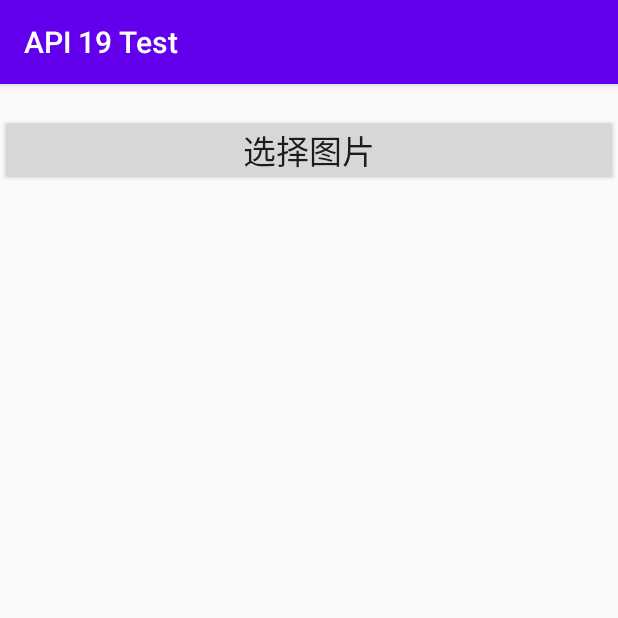
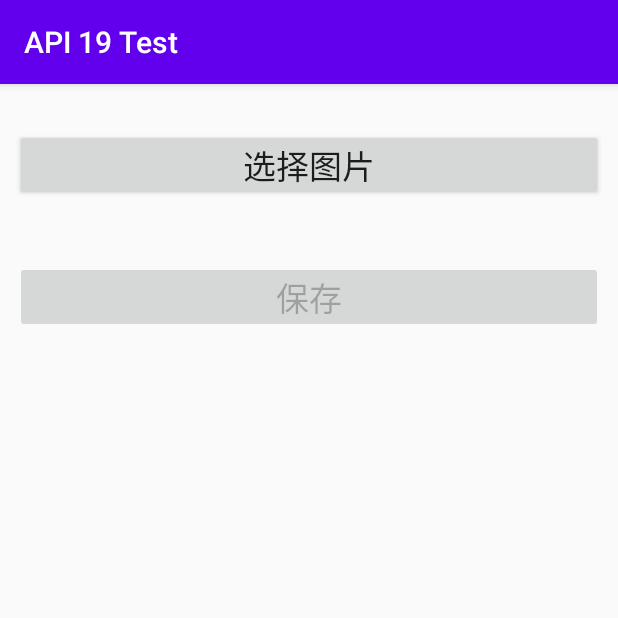
Before and after one commit to MingZ266/API_19_Test, an Android app: the PicCutActivity screen opened directly, with no data from a screen before it, on a phone screen of 412 x 824 dp, the top half of it. Run offline under Robolectric (Android 15) with nearby library versions, the phone set to English and light mode, and no system bars.

Commit message:
second commit

```diff
--- a/app/src/main/res/layout/activity_pic_cut.xml
+++ b/app/src/main/res/layout/activity_pic_cut.xml
@@ -1,26 +1,29 @@
 <?xml version="1.0" encoding="utf-8"?>
-<LinearLayout xmlns:android="http://schemas.android.com/apk/res/android"
+<ScrollView xmlns:android="http://schemas.android.com/apk/res/android"
     xmlns:app="http://schemas.android.com/apk/res-auto"
     xmlns:tools="http://schemas.android.com/tools"
     android:layout_width="match_parent"
     android:layout_height="match_parent"
-    android:paddingTop="10dp"
-    android:paddingStart="20dp"
-    android:paddingEnd="20dp"
-    android:orientation="vertical"
-    tools:context=".PicCutActivity">
+    tools:context=".PicCutActivity"
+    tools:ignore="HardcodedText">
+
+    <LinearLayout
+        android:layout_width="match_parent"
+        android:layout_height="wrap_content"
+        android:layout_marginTop="10dp"
+        android:layout_marginStart="10dp"
+        android:layout_marginEnd="10dp"
+        android:orientation="vertical">
 
         <DiyView.MyImageView
             android:id="@+id/showPic"
             android:layout_width="match_parent"
-        android:layout_height="wrap_content"
-        android:background="@color/gray"/>
+            android:layout_height="wrap_content"/>
 
         <LinearLayout
             android:layout_width="match_parent"
             android:layout_height="wrap_content"
-        android:layout_marginTop="20dp"
-        tools:ignore="HardcodedText">
+            android:layout_marginTop="20dp">
 
             <Button
                 android:id="@+id/choosePic"
@@ -32,4 +35,21 @@
 
         </LinearLayout>
 
+        <DiyView.MyImageView
+            android:id="@+id/showAfterCut"
+            android:layout_width="match_parent"
+            android:layout_height="wrap_content"
+            android:layout_marginTop="20dp"/>
+
+        <Button
+            android:id="@+id/save"
+            android:layout_width="match_parent"
+            android:layout_height="wrap_content"
+            android:layout_marginTop="20dp"
+            android:enabled="false"
+            android:text="保存"
+            android:textSize="22sp"/>
+
     </LinearLayout>
+
+</ScrollView>
```
Lines whose indentation alone changed are shown as unchanged.
